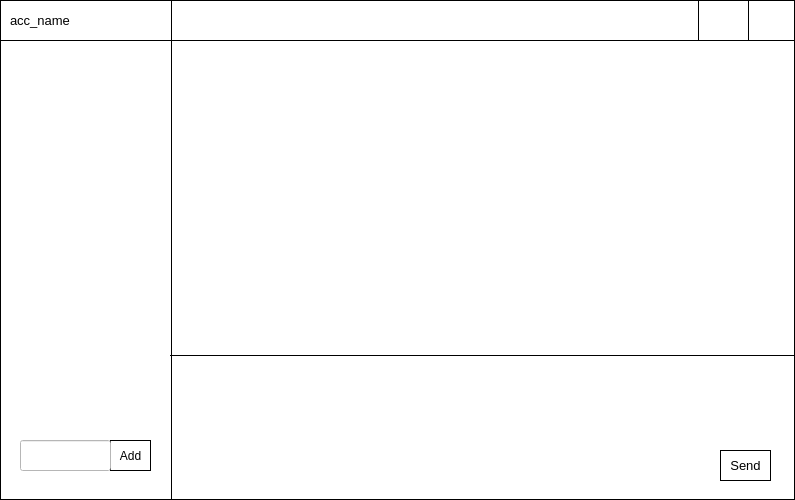
The window that chatwindow.ui (muxinyu1/q-chater-client) describes before a commit, drawn with Qt 5.
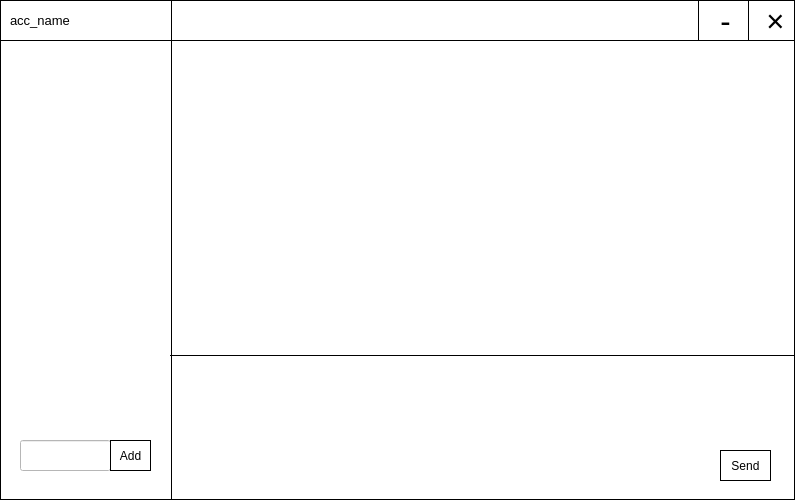
The same window after the commit. Icons and pictures are not drawn. Custom widgets are drawn as their Qt base class.

Patch:
```diff
--- a/chatwindow.ui
+++ b/chatwindow.ui
@@ -129,46 +129,6 @@
      <string/>
     </property>
    </widget>
-   <widget class="ClickableLabel" name="minimize">
-    <property name="geometry">
-     <rect>
-      <x>700</x>
-      <y>0</y>
-      <width>41</width>
-      <height>41</height>
-     </rect>
-    </property>
-    <property name="cursor">
-     <cursorShape>PointingHandCursor</cursorShape>
-    </property>
-    <property name="styleSheet">
-     <string notr="true">image: url(:/img/minimize_thin.png);
-background-color: rgba(255, 255, 255, 0);</string>
-    </property>
-    <property name="text">
-     <string/>
-    </property>
-   </widget>
-   <widget class="ClickableLabel" name="close">
-    <property name="geometry">
-     <rect>
-      <x>750</x>
-      <y>0</y>
-      <width>41</width>
-      <height>41</height>
-     </rect>
-    </property>
-    <property name="cursor">
-     <cursorShape>PointingHandCursor</cursorShape>
-    </property>
-    <property name="styleSheet">
-     <string notr="true">image: url(:/img/close.png);
-background-color: rgba(255, 255, 255, 0);</string>
-    </property>
-    <property name="text">
-     <string/>
-    </property>
-   </widget>
    <widget class="QLabel" name="accName">
     <property name="geometry">
      <rect>
@@ -229,34 +189,6 @@
      <enum>QFrame::NoFrame</enum>
     </property>
    </widget>
-   <widget class="ClickableLabel" name="send">
-    <property name="geometry">
-     <rect>
-      <x>720</x>
-      <y>450</y>
-      <width>51</width>
-      <height>31</height>
-     </rect>
-    </property>
-    <property name="font">
-     <font>
-      <family>Microsoft YaHei UI</family>
-      <pointsize>10</pointsize>
-     </font>
-    </property>
-    <property name="cursor">
-     <cursorShape>PointingHandCursor</cursorShape>
-    </property>
-    <property name="frameShape">
-     <enum>QFrame::Box</enum>
-    </property>
-    <property name="text">
-     <string>Send</string>
-    </property>
-    <property name="alignment">
-     <set>Qt::AlignCenter</set>
-    </property>
-   </widget>
    <widget class="QLabel" name="friends_list">
     <property name="geometry">
      <rect>
@@ -270,30 +202,6 @@
      <string/>
     </property>
    </widget>
-   <widget class="ClickableLabel" name="add">
-    <property name="geometry">
-     <rect>
-      <x>110</x>
-      <y>440</y>
-      <width>41</width>
-      <height>31</height>
-     </rect>
-    </property>
-    <property name="font">
-     <font>
-      <family>Microsoft YaHei UI</family>
-     </font>
-    </property>
-    <property name="frameShape">
-     <enum>QFrame::Box</enum>
-    </property>
-    <property name="text">
-     <string>Add</string>
-    </property>
-    <property name="alignment">
-     <set>Qt::AlignCenter</set>
-    </property>
-   </widget>
    <widget class="QLineEdit" name="search_friend_edit_text">
     <property name="geometry">
      <rect>
@@ -345,15 +253,184 @@
      <string/>
     </property>
    </widget>
+   <widget class="QPushButton" name="close">
+    <property name="geometry">
+     <rect>
+      <x>750</x>
+      <y>0</y>
+      <width>51</width>
+      <height>41</height>
+     </rect>
+    </property>
+    <property name="font">
+     <font>
+      <family>Microsoft YaHei UI</family>
+      <pointsize>23</pointsize>
+      <bold>false</bold>
+     </font>
+    </property>
+    <property name="styleSheet">
+     <string notr="true">QPushButton{
+	color: rgb(255,255,255);
+	padding: 2px;
+	background-color:  rgba(255, 255, 255, 0);
+	border-color: rgb(0, 0, 0);
+	color: rgb(0, 0, 0);
+	border-radius: 0px;
+}
+QPushButton:hover{
+	color: rgb(255, 255, 255);
+	padding: 2px;
+	border-color: white;
+	background-color: rgb(0, 0, 0);
+}</string>
+    </property>
+    <property name="text">
+     <string>×</string>
+    </property>
+   </widget>
+   <widget class="QPushButton" name="minimize">
+    <property name="geometry">
+     <rect>
+      <x>700</x>
+      <y>0</y>
+      <width>51</width>
+      <height>41</height>
+     </rect>
+    </property>
+    <property name="font">
+     <font>
+      <family>Microsoft YaHei UI</family>
+      <pointsize>23</pointsize>
+      <bold>false</bold>
+     </font>
+    </property>
+    <property name="styleSheet">
+     <string notr="true">QPushButton{
+	color: rgb(255,255,255);
+	padding: 2px;
+	background-color:  rgba(255, 255, 255, 0);
+	border-color: rgb(0, 0, 0);
+	color: rgb(0, 0, 0);
+	border-radius: 0px;
+}
+QPushButton:hover{
+	color: rgb(255, 255, 255);
+	padding: 2px;
+	border-color: white;
+	background-color: rgb(0, 0, 0);
+}</string>
+    </property>
+    <property name="text">
+     <string>-</string>
+    </property>
+   </widget>
+   <widget class="QLabel" name="label_6">
+    <property name="geometry">
+     <rect>
+      <x>110</x>
+      <y>440</y>
+      <width>41</width>
+      <height>31</height>
+     </rect>
+    </property>
+    <property name="frameShape">
+     <enum>QFrame::Box</enum>
+    </property>
+    <property name="text">
+     <string/>
+    </property>
+   </widget>
+   <widget class="QLabel" name="label_7">
+    <property name="geometry">
+     <rect>
+      <x>720</x>
+      <y>450</y>
+      <width>51</width>
+      <height>31</height>
+     </rect>
+    </property>
+    <property name="frameShape">
+     <enum>QFrame::Box</enum>
+    </property>
+    <property name="text">
+     <string/>
+    </property>
+   </widget>
+   <widget class="QPushButton" name="add">
+    <property name="geometry">
+     <rect>
+      <x>110</x>
+      <y>440</y>
+      <width>41</width>
+      <height>31</height>
+     </rect>
+    </property>
+    <property name="font">
+     <font>
+      <family>Microsoft YaHei UI</family>
+      <pointsize>9</pointsize>
+      <bold>false</bold>
+     </font>
+    </property>
+    <property name="styleSheet">
+     <string notr="true">QPushButton{
+	color: rgb(255,255,255);
+	padding: 2px;
+	background-color:  rgba(255, 255, 255, 0);
+	border-color: rgb(0, 0, 0);
+	color: rgb(0, 0, 0);
+	border-radius: 0px;
+}
+QPushButton:hover{
+	color: rgb(255, 255, 255);
+	padding: 2px;
+	border-color: black;
+	background-color: rgb(0, 0, 0);
+}</string>
+    </property>
+    <property name="text">
+     <string>Add</string>
+    </property>
+   </widget>
+   <widget class="QPushButton" name="send">
+    <property name="geometry">
+     <rect>
+      <x>720</x>
+      <y>450</y>
+      <width>51</width>
+      <height>31</height>
+     </rect>
+    </property>
+    <property name="font">
+     <font>
+      <family>Microsoft YaHei UI</family>
+      <pointsize>9</pointsize>
+      <bold>false</bold>
+     </font>
+    </property>
+    <property name="styleSheet">
+     <string notr="true">QPushButton{
+	color: rgb(255,255,255);
+	padding: 2px;
+	background-color:  rgba(255, 255, 255, 0);
+	border-color:black;
+	color: rgb(0, 0, 0);
+	border-radius: 0px;
+}
+QPushButton:hover{
+	color: rgb(255, 255, 255);
+	padding: 2px;
+	border-color: black;
+	background-color: rgb(0, 0, 0);
+}</string>
+    </property>
+    <property name="text">
+     <string>Send</string>
+    </property>
+   </widget>
   </widget>
  </widget>
- <customwidgets>
-  <customwidget>
-   <class>ClickableLabel</class>
-   <extends>QLabel</extends>
-   <header>clickablelabel.h</header>
-  </customwidget>
- </customwidgets>
  <resources/>
  <connections/>
 </ui>
```
